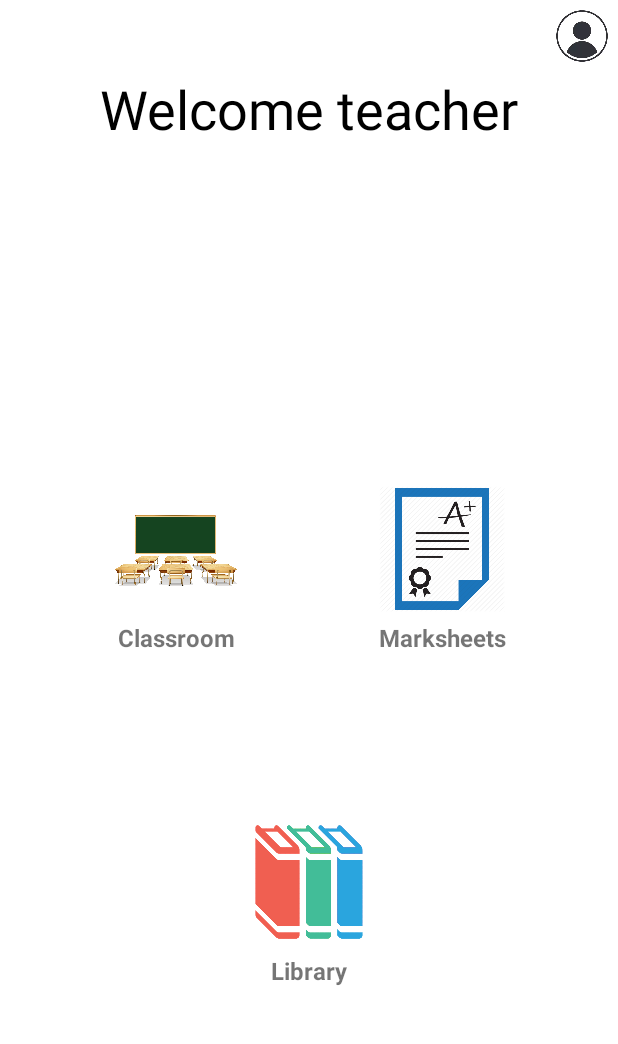
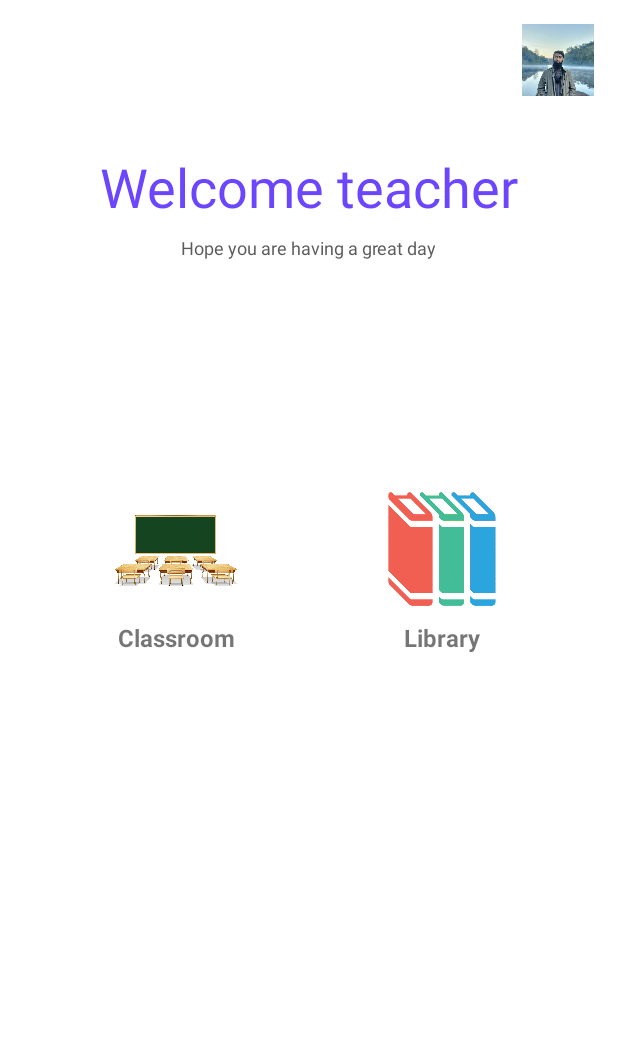
Before and after one commit to Nasif-Imtiaj/Teacher-s-Assistant, an Android app: the screen it shows after launch (MainActivity), on a phone screen of 412 x 824 dp, the part 84-1128 px from its top. Run offline under Robolectric (Android 15) with nearby library versions, the phone set to English and light mode, and no system bars.

Commit message:
Redesigned Home screen layout.

```diff
--- a/app/src/main/res/layout/home_screen_fragment.xml
+++ b/app/src/main/res/layout/home_screen_fragment.xml
@@ -8,33 +8,54 @@
     tools:context="com.ni.screens.homeScreen.HomeScreenFragment">
 
     <TextView
+        android:id="@+id/tvWelcomeMsgHeader"
         android:layout_width="wrap_content"
         android:layout_height="wrap_content"
+        android:layout_marginTop="100dp"
         android:text="Welcome teacher"
-        android:textColor="@color/black"
+        android:textColor="#6C46FE"
         android:textSize="36dp"
-        android:layout_marginTop="48dp"
         app:layout_constraintEnd_toEndOf="parent"
         app:layout_constraintStart_toStartOf="parent"
         app:layout_constraintTop_toTopOf="parent" />
+    <TextView
+        android:id="@+id/tvWelcomeMsgSub"
+        android:layout_width="wrap_content"
+        android:layout_height="wrap_content"
+        android:text="Hope you are having a great day"
+        android:textColor="#5B5B5B"
+        android:textSize="12dp"
+        android:layout_marginTop="8dp"
+        app:layout_constraintEnd_toEndOf="parent"
+        app:layout_constraintStart_toStartOf="parent"
+        app:layout_constraintTop_toBottomOf="@id/tvWelcomeMsgHeader" />
 
-    <ImageView
-        android:id="@+id/ivTeacherAva"
-        android:layout_width="48dp"
-        android:layout_height="48dp"
-        android:src="@drawable/ava"
+    <androidx.cardview.widget.CardView
+        android:layout_width="wrap_content"
+        android:layout_height="wrap_content"
+        android:layout_margin="16dp"
+        app:cardCornerRadius="16dp"
+        app:cardElevation="16dp"
         app:layout_constraintRight_toRightOf="parent"
-        app:layout_constraintTop_toTopOf="parent" />
+        app:layout_constraintTop_toTopOf="parent">
+
+        <ImageView
+            android:id="@+id/ivTeacherAva"
+            android:layout_width="48dp"
+            android:layout_height="48dp"
+            android:src="@drawable/ic_demo_teacher"/>
+    </androidx.cardview.widget.CardView>
+
 
     <androidx.cardview.widget.CardView
         android:id="@+id/cvClassroom"
         android:layout_width="120dp"
         android:layout_height="120dp"
         android:elevation="32dp"
-        app:layout_constraintTop_toTopOf="parent"
         app:layout_constraintBottom_toBottomOf="parent"
+        app:layout_constraintEnd_toStartOf="@id/cvLibrary"
         app:layout_constraintStart_toStartOf="parent"
-        app:layout_constraintEnd_toStartOf="@id/cvResults">
+        app:layout_constraintTop_toTopOf="parent">
 
         <androidx.constraintlayout.widget.ConstraintLayout
             android:layout_width="match_parent"
@@ -61,15 +82,16 @@
         </androidx.constraintlayout.widget.ConstraintLayout>
     </androidx.cardview.widget.CardView>
 
+
     <androidx.cardview.widget.CardView
-        android:id="@+id/cvResults"
+        android:id="@+id/cvLibrary"
         android:layout_width="120dp"
         android:layout_height="120dp"
         android:elevation="32dp"
-        app:layout_constraintTop_toTopOf="parent"
         app:layout_constraintBottom_toBottomOf="parent"
+        app:layout_constraintEnd_toEndOf="parent"
         app:layout_constraintStart_toEndOf="@id/cvClassroom"
-        app:layout_constraintEnd_toEndOf="parent">
+        app:layout_constraintTop_toTopOf="parent">
 
         <androidx.constraintlayout.widget.ConstraintLayout
             android:layout_width="match_parent"
@@ -78,45 +100,11 @@
             <ImageView
                 android:layout_width="84dp"
                 android:layout_height="84dp"
-                android:src="@drawable/marksheet_img"
-                app:layout_constraintEnd_toEndOf="parent"
-                app:layout_constraintStart_toStartOf="parent"
-                app:layout_constraintTop_toTopOf="parent"/>
-
-            <TextView
-                android:layout_width="wrap_content"
-                android:layout_height="wrap_content"
-                android:layout_marginBottom="8dp"
-                android:text="Marksheets"
-                android:textSize="16dp"
-                android:textStyle="bold"
-                app:layout_constraintBottom_toBottomOf="parent"
-                app:layout_constraintEnd_toEndOf="parent"
-                app:layout_constraintStart_toStartOf="parent" />
-        </androidx.constraintlayout.widget.ConstraintLayout>
-
-    </androidx.cardview.widget.CardView>
-
-    <androidx.cardview.widget.CardView
-        android:id="@+id/cvLibrary"
-        android:layout_width="120dp"
-        android:layout_height="120dp"
-        android:elevation="32dp"
-        app:layout_constraintTop_toBottomOf="@id/cvClassroom"
-        app:layout_constraintBottom_toBottomOf="parent"
-        app:layout_constraintStart_toStartOf="parent"
-        app:layout_constraintEnd_toEndOf="parent">
-
-        <androidx.constraintlayout.widget.ConstraintLayout
-            android:layout_width="match_parent"
-            android:layout_height="match_parent">
-            <ImageView
-                android:layout_width="84dp"
-                android:layout_height="84dp"
                 android:src="@drawable/library_img"
                 app:layout_constraintEnd_toEndOf="parent"
                 app:layout_constraintStart_toStartOf="parent"
-                app:layout_constraintTop_toTopOf="parent"/>
+                app:layout_constraintTop_toTopOf="parent" />
+
             <TextView
                 android:layout_width="wrap_content"
                 android:layout_height="wrap_content"
```
